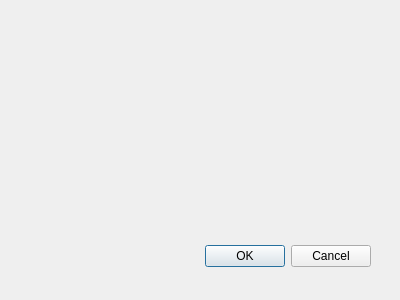
Old version of the form settingsdlg.ui in the repository sdutz/LazyTabs.
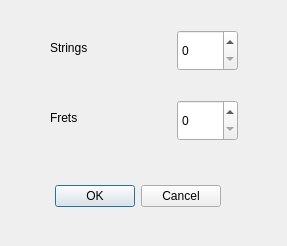
New version of the form.

What changed in the file:
```diff
--- a/settingsdlg.ui
+++ b/settingsdlg.ui
@@ -8,8 +8,8 @@
    <rect>
     <x>0</x>
     <y>0</y>
-    <width>400</width>
-    <height>300</height>
+    <width>287</width>
+    <height>246</height>
    </rect>
   </property>
   <property name="windowTitle">
@@ -18,9 +18,9 @@
   <widget class="QDialogButtonBox" name="buttonBox">
    <property name="geometry">
     <rect>
-     <x>30</x>
-     <y>240</y>
-     <width>341</width>
+     <x>50</x>
+     <y>180</y>
+     <width>171</width>
      <height>32</height>
     </rect>
    </property>
@@ -31,6 +31,52 @@
     <set>QDialogButtonBox::Cancel|QDialogButtonBox::Ok</set>
    </property>
   </widget>
+  <widget class="QSpinBox" name="stringsn">
+   <property name="geometry">
+    <rect>
+     <x>177</x>
+     <y>30</y>
+     <width>61</width>
+     <height>41</height>
+    </rect>
+   </property>
+  </widget>
+  <widget class="QLabel" name="stringsl">
+   <property name="geometry">
+    <rect>
+     <x>50</x>
+     <y>40</y>
+     <width>60</width>
+     <height>16</height>
+    </rect>
+   </property>
+   <property name="text">
+    <string>Strings</string>
+   </property>
+  </widget>
+  <widget class="QSpinBox" name="fretsn">
+   <property name="geometry">
+    <rect>
+     <x>177</x>
+     <y>100</y>
+     <width>61</width>
+     <height>41</height>
+    </rect>
+   </property>
+  </widget>
+  <widget class="QLabel" name="fretsl">
+   <property name="geometry">
+    <rect>
+     <x>50</x>
+     <y>110</y>
+     <width>60</width>
+     <height>16</height>
+    </rect>
+   </property>
+   <property name="text">
+    <string>Frets</string>
+   </property>
+  </widget>
  </widget>
  <pixmapfunction/>
  <resources/>
```
Left out of the diff: 5 changed lines with no effect on the pictures.
